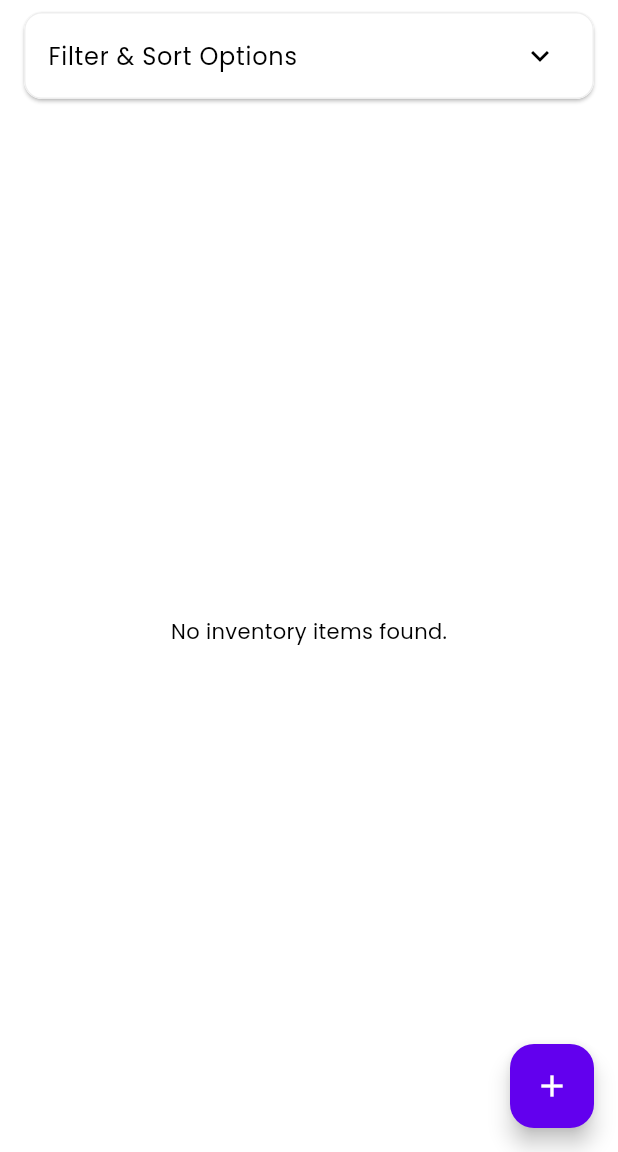
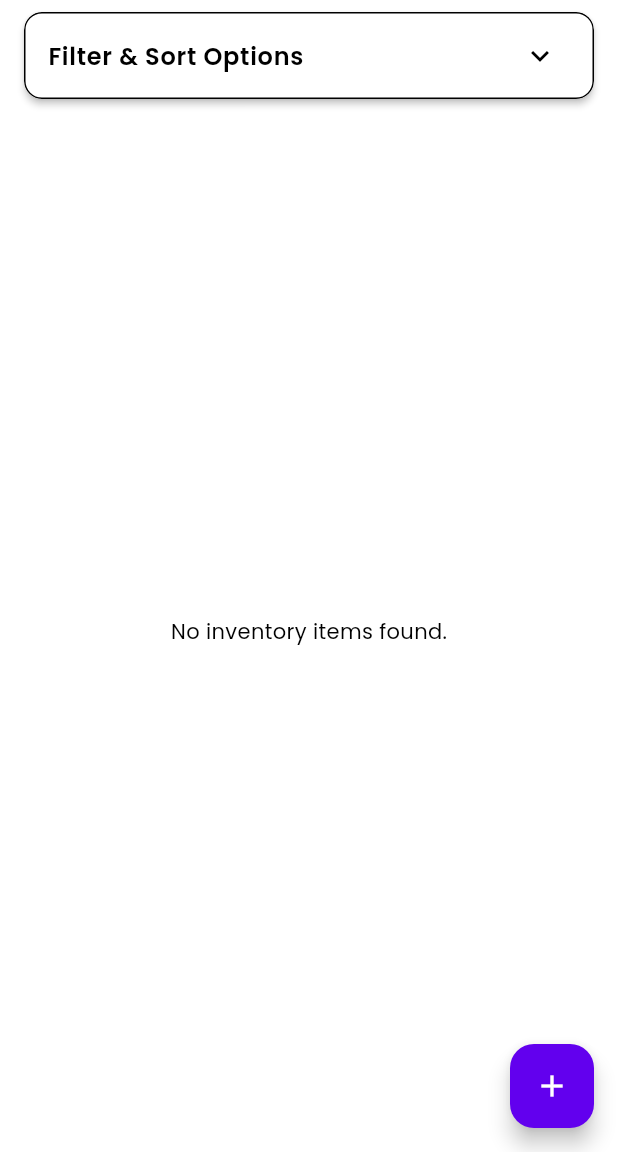
Before and after one commit to HendriAliansyah/resto3, a Flutter app: the InventoryManagementPage screen opened by its route, on a phone screen of 412 x 824 dp, the part 84-1236 px from its top. Run offline on Flutter 3.47's test engine with Material 3 defaults, Android fonts, the phone set to English and light mode, and no system bars; our stand-ins replace cloud_firestore, cloud_functions, firebase_auth, firebase_core, firebase_storage, flutter_hooks and 4 more; missing offline and left inert: firebase_app_check; accounts and stored records are empty.

```diff
--- a/lib/models/user_model.dart
+++ b/lib/models/user_model.dart
@@ -7,6 +7,7 @@ class AppUser {
   final String? restaurantId;
   final UserRole? role;
   final bool isDisabled;
+  final String? sessionToken; // Add this line
 
   AppUser({
     required this.uid,
@@ -15,6 +16,7 @@ class AppUser {
     this.restaurantId,
     this.role,
     this.isDisabled = false,
+    this.sessionToken, // Add this line
   });
 
   Map<String, dynamic> toJson() {
@@ -25,6 +27,7 @@ class AppUser {
       'restaurantId': restaurantId,
       'role': role?.name,
       'isDisabled': isDisabled,
+      'sessionToken': sessionToken, // Add this line
     };
   }
 
@@ -42,6 +45,7 @@ class AppUser {
               )
               : null,
       isDisabled: json['isDisabled'] ?? false,
+      sessionToken: json['sessionToken'], // Add this line
     );
   }
 }
--- a/lib/providers/auth_providers.dart
+++ b/lib/providers/auth_providers.dart
@@ -38,6 +38,9 @@ final currentUserProvider = StreamProvider.autoDispose<AppUser?>((ref) {
   return Stream.value(null);
 });
 
+// Add this provider to hold the current session token
+final sessionTokenProvider = StateProvider<String?>((ref) => null);
+
 final authControllerProvider =
     StateNotifierProvider.autoDispose<AuthController, bool>((ref) {
       return AuthController(
--- a/lib/views/widgets/filter_expansion_tile.dart
+++ b/lib/views/widgets/filter_expansion_tile.dart
@@ -18,8 +18,21 @@ class FilterExpansionTile extends StatelessWidget {
     return Card(
       margin: const EdgeInsets.symmetric(horizontal: 16.0, vertical: 8.0),
       clipBehavior: Clip.antiAlias,
+      elevation: 2.0, // Add a subtle shadow
+      shape: RoundedRectangleBorder(
+        borderRadius: BorderRadius.circular(12.0), // Rounded corners
+        side: BorderSide(
+          color: Theme.of(context).dividerColor, // A light border
+          width: 1.0,
+        ),
+      ),
       child: ExpansionTile(
-        title: Text(title),
+        title: Text(
+          title,
+          style: const TextStyle(
+            fontWeight: FontWeight.w600, // Make the title bolder
+          ),
+        ),
         initiallyExpanded: initiallyExpanded,
         children: [
           Padding(
--- a/pubspec.yaml
+++ b/pubspec.yaml
@@ -43,6 +43,7 @@ dependencies:
   firebase_storage: ^11.7.7
   phone_number: ^2.0.0
   cloud_functions: ^4.7.0
+  uuid: ^4.1.0
 
   # The following adds the Cupertino Icons font to your application.
   # Use with the CupertinoIcons class for iOS style icons.
```
Also changed, not shown: lib/controllers/auth_controller.dart (+24 -1 lines), lib/services/firestore_service.dart (+7 -0 lines), lib/views/home/home_screen.dart (+20 -1 lines), assets/images/logo.png (added), firebase.json, pubspec.lock.
